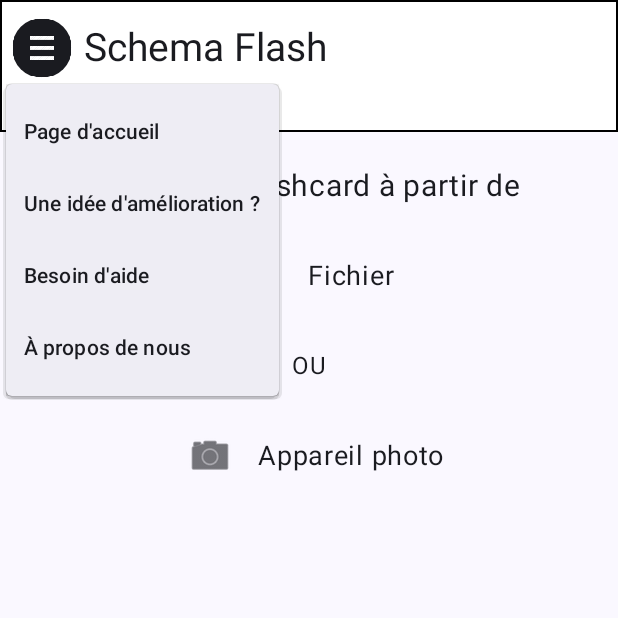
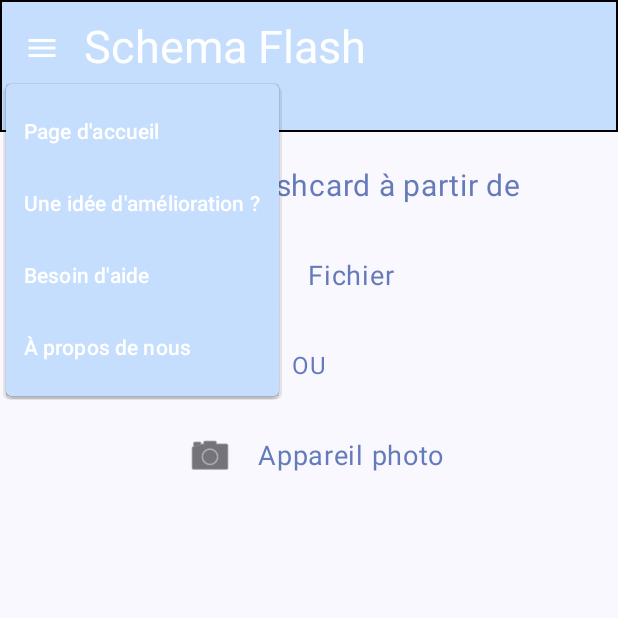
Before and after one commit to Eileda6/Schema_Flash_Adelie_Brunel, an Android app built with Jetpack Compose: the AjouterFicheScreen screen opened through its navigation route, after a tap on "Menu", on a phone screen of 412 x 824 dp, the top half of it. Run offline under Robolectric (Android 15) with nearby library versions, the phone set to English and light mode, and no system bars.

Commit message:
amelioration design app

```diff
--- a/app/src/main/java/fr/ensim/android/schemaflash/AjouterFicheScreen.kt
+++ b/app/src/main/java/fr/ensim/android/schemaflash/AjouterFicheScreen.kt
@@ -23,8 +23,13 @@ import java.text.SimpleDateFormat
 import java.util.*
 
 import android.Manifest
+import androidx.compose.material.icons.Icons
+import androidx.compose.material.icons.filled.Menu
 import androidx.core.content.ContextCompat
 import androidx.core.content.PermissionChecker
+import fr.ensim.android.schemaflash.ui.theme.Blue1
+import fr.ensim.android.schemaflash.ui.theme.LightBlue
+import fr.ensim.android.schemaflash.ui.theme.White
 
 @Composable
 fun AjouterFicheScreen(
@@ -100,13 +105,18 @@ fun AjouterFicheScreen(
     Scaffold(
         topBar = {
             TopAppBar(
-                title = { Text("Schema Flash", fontSize = 26.sp) },
+                title = { Text(text = "Schema Flash",
+                    color = Color.White,
+                    fontSize = 30.sp,
+                    modifier = Modifier
+                        .padding(end = 32.dp)) },
                 navigationIcon = {
                     Box {
                         IconButton(onClick = { menuExpanded = true }) {
                             Icon(
-                                painter = painterResource(id = R.drawable.mobile_menu_icon),
-                                contentDescription = "Menu"
+                                imageVector = Icons.Default.Menu, // ou ton propre ImageVector importé
+                                contentDescription = "Menu",
+                                tint = White // ta couleur personnalisée ici
                             )
                         }
 
@@ -120,7 +130,7 @@ fun AjouterFicheScreen(
                         )
                     }
                 },
-                colors = TopAppBarDefaults.smallTopAppBarColors(containerColor = Color.White),
+                colors = TopAppBarDefaults.smallTopAppBarColors(containerColor = LightBlue),
                 modifier = Modifier
                     .fillMaxWidth()
                     .height(88.dp)
@@ -136,7 +146,7 @@ fun AjouterFicheScreen(
             verticalArrangement = Arrangement.spacedBy(24.dp),
             horizontalAlignment = Alignment.CenterHorizontally
         ) {
-            Text(text = "Créer une flashcard à partir de", fontSize = 20.sp)
+            Text(text = "Créer une flashcard à partir de", fontSize = 20.sp, color = Blue1)
 
             // Bouton 1 : Fichier
             Row(verticalAlignment = Alignment.CenterVertically) {
@@ -150,10 +160,10 @@ fun AjouterFicheScreen(
                     )
                 }
                 Spacer(modifier = Modifier.width(8.dp))
-                Text(text = "Fichier", fontSize = 18.sp)
+                Text(text = "Fichier", fontSize = 18.sp,color = Blue1)
             }
 
-            Text(text = "OU", fontSize = 16.sp)
+            Text(text = "OU", fontSize = 16.sp,color = Blue1)
 // Bouton 2 : Appareil photo
             Row(verticalAlignment = Alignment.CenterVertically) {
                 IconButton(onClick = {
@@ -170,7 +180,7 @@ fun AjouterFicheScreen(
                     )
                 }
                 Spacer(modifier = Modifier.width(8.dp))
-                Text(text = "Appareil photo", fontSize = 18.sp)
+                Text(text = "Appareil photo", fontSize = 18.sp,color = Blue1)
             }
 
         }
--- a/app/src/main/java/fr/ensim/android/schemaflash/CreerFicheScreen.kt
+++ b/app/src/main/java/fr/ensim/android/schemaflash/CreerFicheScreen.kt
@@ -18,6 +18,8 @@ import coil.compose.AsyncImage
 import coil.compose.rememberAsyncImagePainter
 import androidx.compose.material.icons.Icons
 import androidx.compose.material.icons.filled.*
+import fr.ensim.android.schemaflash.ui.theme.LightBlue
+import fr.ensim.android.schemaflash.ui.theme.White
 
 @Composable
 fun CreerFicheScreen(imageUri: Uri?, onRetourAccueil: () -> Unit) {
@@ -31,13 +33,18 @@ fun CreerFicheScreen(imageUri: Uri?, onRetourAccueil: () -> Unit) {
     Scaffold(
         topBar = {
             TopAppBar(
-                title = { Text("Créer une fiche", fontSize = 24.sp) },
+                title = { Text(text = "Schema Flash",
+                    color = Color.White,
+                    fontSize = 30.sp,
+                    modifier = Modifier
+                        .padding(end = 32.dp)) },
                 navigationIcon = {
                     Box {
                         IconButton(onClick = { menuExpanded = true }) {
                             Icon(
-                                painter = painterResource(id = R.drawable.mobile_menu_icon),
-                                contentDescription = "Menu"
+                                imageVector = Icons.Default.Menu, // ou ton propre ImageVector importé
+                                contentDescription = "Menu",
+                                tint = White // ta couleur personnalisée ici
                             )
                         }
 
@@ -51,16 +58,36 @@ fun CreerFicheScreen(imageUri: Uri?, onRetourAccueil: () -> Unit) {
                         )
                     }
                 },
-                colors = TopAppBarDefaults.smallTopAppBarColors(containerColor = Color.White)
+                colors = TopAppBarDefaults.smallTopAppBarColors(containerColor = LightBlue)
             )
+        },
+        bottomBar = {
+            Box(
+                modifier = Modifier
+                    .fillMaxWidth()
+                    .padding(bottom = 24.dp, top = 8.dp), // un peu d’espace au-dessus et en-dessous
+                contentAlignment = Alignment.Center
+            ) {
+                Button(
+                    onClick = { onRetourAccueil() },
+                    colors = ButtonDefaults.buttonColors(containerColor = LightBlue),
+                    modifier = Modifier
+                        .widthIn(min = 150.dp, max = 250.dp)  // largeur contrôlée, ni trop large ni trop petite
+                        .height(48.dp)  // hauteur un peu plus grande que le standard
+                ) {
+                    Text("Valider")
+                }
+            }
         }
+
     ) { innerPadding ->
         Column(
             modifier = Modifier
                 .padding(innerPadding)
                 .fillMaxSize()
                 .padding(16.dp)
-        ) {
+        )
+      {
             // 🔘 6 Boutons d’édition
             Row(
                 horizontalArrangement = Arrangement.spacedBy(16.dp),
--- a/app/src/main/java/fr/ensim/android/schemaflash/MenuDeroulant.kt
+++ b/app/src/main/java/fr/ensim/android/schemaflash/MenuDeroulant.kt
@@ -1,10 +1,14 @@
 package fr.ensim.android.schemaflash
 
-
-
+import androidx.compose.foundation.background
+import androidx.compose.foundation.layout.fillMaxWidth
+import androidx.compose.foundation.shape.RoundedCornerShape
 import androidx.compose.material3.*
 import androidx.compose.runtime.Composable
-
+import androidx.compose.ui.Modifier
+import androidx.compose.ui.graphics.Color
+import androidx.compose.ui.unit.dp
+import fr.ensim.android.schemaflash.ui.theme.LightBlue
 
 @Composable
 fun MenuDeroulant(
@@ -14,26 +18,39 @@ fun MenuDeroulant(
 ) {
     DropdownMenu(
         expanded = expanded,
-        onDismissRequest = onDismiss
+        onDismissRequest = onDismiss,
+        modifier = Modifier.background(LightBlue)
     ) {
         DropdownMenuItem(
-            text = { Text("Page d'accueil") },
+            text = { Text("Page d'accueil", color = Color.White) },
             onClick = {
                 onDismiss()
                 onAccueilClick()
-            }
+            },
+            modifier = Modifier
+                .fillMaxWidth()
+                .background(LightBlue)
         )
         DropdownMenuItem(
-            text = { Text("Une idée d'amélioration ?") },
-            onClick = { onDismiss() }
+            text = { Text("Une idée d'amélioration ?", color = Color.White) },
+            onClick = { onDismiss() },
+            modifier = Modifier
+                .fillMaxWidth()
+                .background(LightBlue, shape = RoundedCornerShape(4.dp))
         )
         DropdownMenuItem(
-            text = { Text("Besoin d'aide") },
-            onClick = { onDismiss() }
+            text = { Text("Besoin d'aide", color = Color.White) },
+            onClick = { onDismiss() },
+            modifier = Modifier
+                .fillMaxWidth()
+                .background(LightBlue, shape = RoundedCornerShape(4.dp))
         )
         DropdownMenuItem(
-            text = { Text("À propos de nous") },
-            onClick = { onDismiss() }
+            text = { Text("À propos de nous", color = Color.White) },
+            onClick = { onDismiss() },
+            modifier = Modifier
+                .fillMaxWidth()
+                .background(LightBlue, shape = RoundedCornerShape(4.dp))
         )
     }
 }
--- a/app/src/main/java/fr/ensim/android/schemaflash/PageAccueilScreen.kt
+++ b/app/src/main/java/fr/ensim/android/schemaflash/PageAccueilScreen.kt
@@ -13,6 +13,8 @@ import androidx.compose.foundation.layout.*
 import androidx.compose.foundation.lazy.grid.GridCells
 import androidx.compose.foundation.lazy.grid.LazyVerticalGrid
 import androidx.compose.foundation.lazy.grid.items
+import androidx.compose.material.icons.Icons
+import androidx.compose.material.icons.filled.Menu
 import androidx.compose.material3.*
 import androidx.compose.runtime.Composable
 import androidx.compose.runtime.getValue
@@ -20,11 +22,15 @@ import androidx.compose.runtime.mutableStateOf
 import androidx.compose.runtime.remember
 import androidx.compose.ui.Alignment
 import androidx.compose.ui.Modifier
+import androidx.compose.ui.draw.shadow
 import androidx.compose.ui.graphics.Color
 import androidx.compose.ui.layout.ContentScale
 import androidx.compose.ui.res.painterResource
 import androidx.compose.ui.unit.dp
 import androidx.compose.ui.unit.sp
+import fr.ensim.android.schemaflash.ui.theme.LightBlue
+import fr.ensim.android.schemaflash.ui.theme.White
+import fr.ensim.android.schemaflash.ui.theme.Blue1
 
 // ------------ Données ------------
 data class FlashCardData(val imageRes: Int, val title: String)
@@ -54,22 +60,23 @@ fun PageAccueilScreen(onFabClick: () -> Unit) {
                         Spacer(modifier = Modifier.width(32.dp))
                         Text(
                             text = "Schema Flash",
-                            color = Color.Black,
+                            color = Color.White,
                             fontSize = 30.sp,
                             modifier = Modifier
-                                .weight(1f)
                                 .padding(end = 32.dp)
                         )
                     }
                 },
+
                 navigationIcon = {
                     Box {
                         IconButton(onClick = { expanded = true }) {
                             Icon(
-                                painter = painterResource(id = R.drawable.mobile_menu_icon),
+                                imageVector = Icons.Default.Menu, // ou ton propre ImageVector importé
                                 contentDescription = "Menu",
-                                modifier = Modifier.size(60.dp)
+                                tint = White // ta couleur personnalisée ici
                             )
+
                         }
                         MenuDeroulant(
                             expanded = expanded,
@@ -79,20 +86,27 @@ fun PageAccueilScreen(onFabClick: () -> Unit) {
 
                     }
                 },
-                colors = TopAppBarDefaults.smallTopAppBarColors(containerColor = Color.White),
+                colors = TopAppBarDefaults.smallTopAppBarColors(containerColor = LightBlue),
                 modifier = Modifier
                     .fillMaxWidth()
                     .height(88.dp)
                     .border(1.dp, Color.Black)
+
             )
+            Divider(color = Color.Blue, thickness = 2.dp)
         },
         floatingActionButton = {
-            FloatingActionButton(onClick = onFabClick) {
+            FloatingActionButton(
+                onClick = onFabClick,
+                containerColor = LightBlue // ✅ bonne façon de définir la couleur de fond
+            ) {
                 Icon(
                     painter = painterResource(id = android.R.drawable.ic_input_add),
-                    contentDescription = "Ajouter"
+                    contentDescription = "Ajouter",
+                    tint = Color.White // ou autre couleur du pictogramme
                 )
             }
+
         }
     ) { padding ->
         Column(
@@ -100,11 +114,15 @@ fun PageAccueilScreen(onFabClick: () -> Unit) {
                 .padding(padding)
                 .fillMaxSize()
                 .padding(16.dp)
-        ) {
+        )
+        {
+            Divider(color = Color.Blue, thickness = 2.dp)
             Text(
                 text = "Bienvenue sur la page d’accueil. Ici tu trouveras toutes tes fiches",
                 fontSize = 24.sp,
+                color = Blue1,
                 modifier = Modifier.padding(bottom = 16.dp)
+
             )
 
             LazyVerticalGrid(
@@ -125,13 +143,22 @@ fun PageAccueilScreen(onFabClick: () -> Unit) {
 
 
 // ------------ Carte individuelle ------------
+
 @Composable
 fun FlashCard(imageRes: Int, text: String) {
     Card(
         modifier = Modifier
             .fillMaxWidth()
-            .aspectRatio(1f),
-        elevation = CardDefaults.cardElevation(4.dp)
+            .aspectRatio(1f)
+            // on enlève l’élévation native et on met un shadow custom :
+            .shadow(
+                elevation = 8.dp,
+                shape = MaterialTheme.shapes.medium,
+                ambientColor = Blue1,  // ta couleur bleu pour l’ombre
+                spotColor = Blue1      // idem
+            ),
+        // on met elevation à 0 pour ne pas avoir l’ombre native noire
+        elevation = CardDefaults.cardElevation(0.dp)
     ) {
         Box(modifier = Modifier.fillMaxSize()) {
             Image(
--- a/app/src/main/java/fr/ensim/android/schemaflash/ui/theme/Color.kt
+++ b/app/src/main/java/fr/ensim/android/schemaflash/ui/theme/Color.kt
@@ -9,3 +9,6 @@ val Pink80 = Color(0xFFEFB8C8)
 val Purple40 = Color(0xFF6650a4)
 val PurpleGrey40 = Color(0xFF625b71)
 val Pink40 = Color(0xFF7D5260)
+val White = Color(0xFFFFFFFF)
+val LightBlue = Color(0xFFC6DEFD)
+val Blue1 = Color(0xFF657BB9)
```
Also changed, not shown: app/src/main/res/drawable/icon_menu.png (added).
